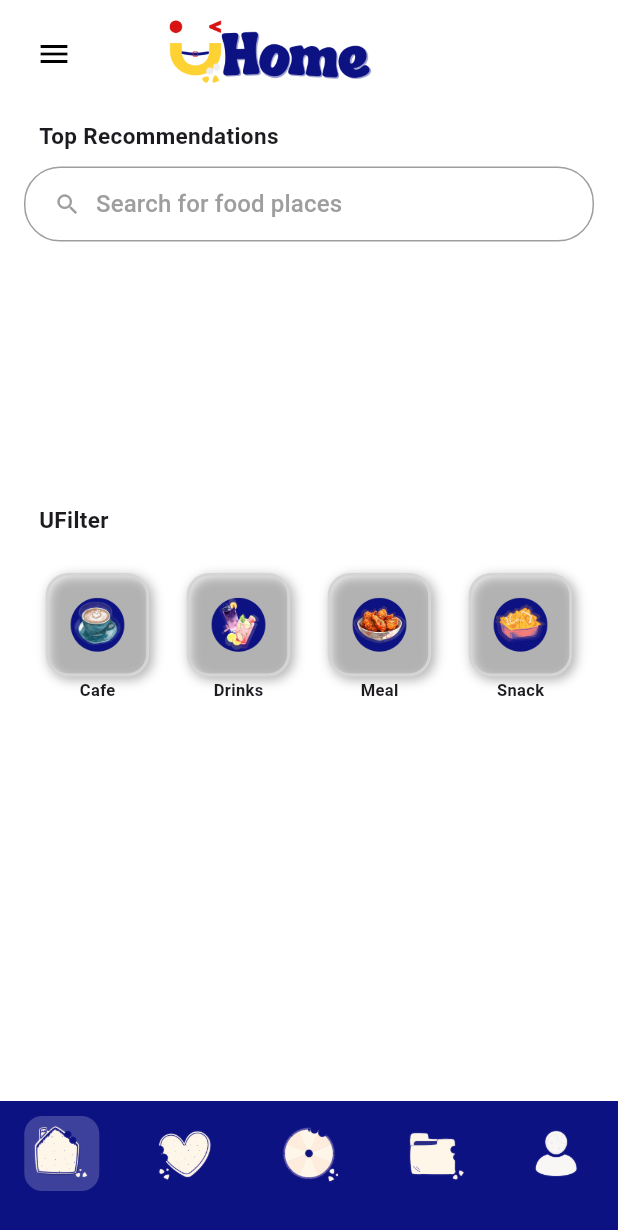
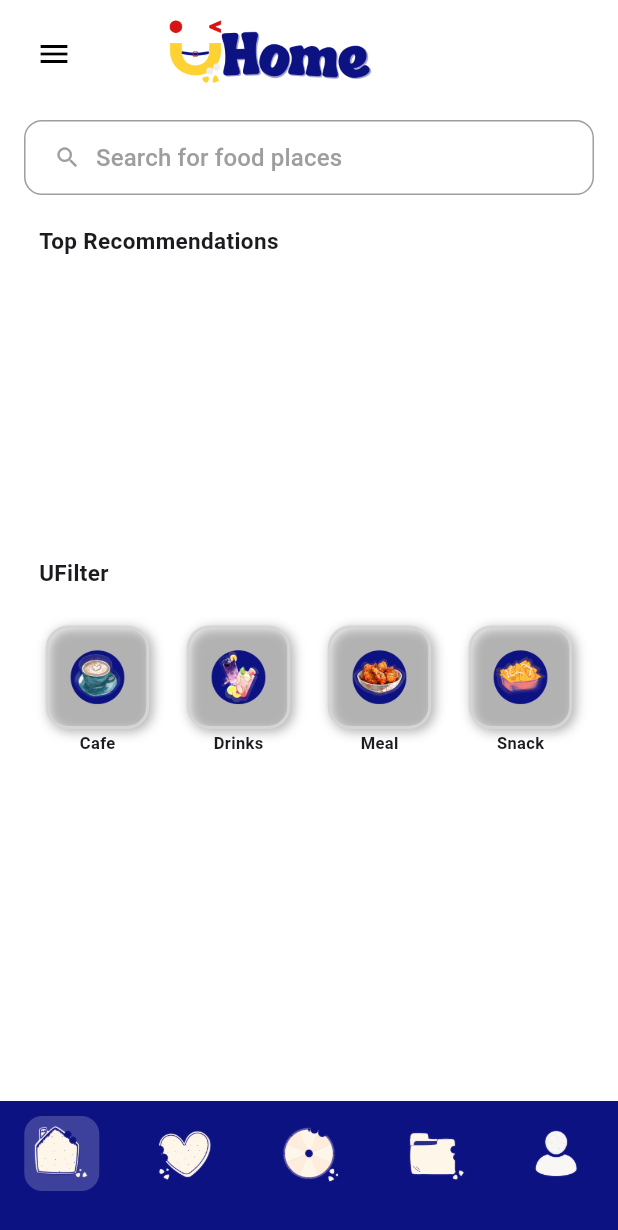
Before and after one commit to charm06/hungrybelt, a Flutter app: the screen it shows once a user with an empty profile is signed in, on a phone screen of 412 x 824 dp. Shown: the top 1230 px of the screen. Run offline on Flutter 3.47's test engine with Material 3 defaults, Android fonts, the phone set to English and light mode, and no system bars; drawn by our look-alikes of carousel_slider; our stand-ins replace cloud_firestore, firebase_auth, firebase_core, flutter_fortune_wheel, get, rxdart; missing offline and left inert: firebase_ui_auth; accounts and stored records are empty.

Commit message:
refactor(home_page): place search bar above

```diff
--- a/lib/pages/home_page.dart
+++ b/lib/pages/home_page.dart
@@ -35,19 +35,6 @@ class _HomePageState extends State<HomePage> {
               crossAxisAlignment: CrossAxisAlignment.start,
               children: [
                 // Top Recommendations Section
-                const Padding(
-                  padding: EdgeInsets.symmetric(horizontal: 10.0),
-                  child: Text(
-                    "Top Recommendations",
-                    style: TextStyle(
-                      fontWeight: FontWeight.bold,
-                      fontSize: 15.0,
-                    ),
-                  ),
-                ),
-                const SizedBox(
-                  height: 10,
-                ),
                 SizedBox(
                   height: 50,
                   child: ElevatedButton(
@@ -63,7 +50,7 @@ class _HomePageState extends State<HomePage> {
                     style: ElevatedButton.styleFrom(
                       elevation: 0,
                       shape: RoundedRectangleBorder(
-                        borderRadius: BorderRadius.circular(24),
+                        borderRadius: BorderRadius.circular(12),
                       ),
                       side: const BorderSide(color: Colors.grey),
                       padding: const EdgeInsets.symmetric(horizontal: 20),
@@ -90,15 +77,29 @@ class _HomePageState extends State<HomePage> {
                     ),
                   ),
                 ),
-
-                const SizedBox(height: 25),
-
-                // Placeholder for Top Recommendations Content
+                const SizedBox(
+                  height: 20,
+                ),
+                const Padding(
+                  padding: EdgeInsets.symmetric(horizontal: 10.0),
+                  child: Text(
+                    "Top Recommendations",
+                    style: TextStyle(
+                      fontWeight: FontWeight.bold,
+                      fontSize: 15.0,
+                    ),
+                  ),
+                ),
                 // Food Place Carousel Section
-                FoodPlaceCarousel(
-                  foodPlaces: appState.foodPlaces,
+                Padding(
+                  padding: const EdgeInsets.only(top: 20),
+                  child: FoodPlaceCarousel(
+                    foodPlaces: appState.foodPlaces,
+                  ),
                 ),
-
+                const SizedBox(
+                  height: 30,
+                ),
                 // Filter Section
                 const Padding(
                   padding: EdgeInsets.symmetric(horizontal: 10.0),
```
